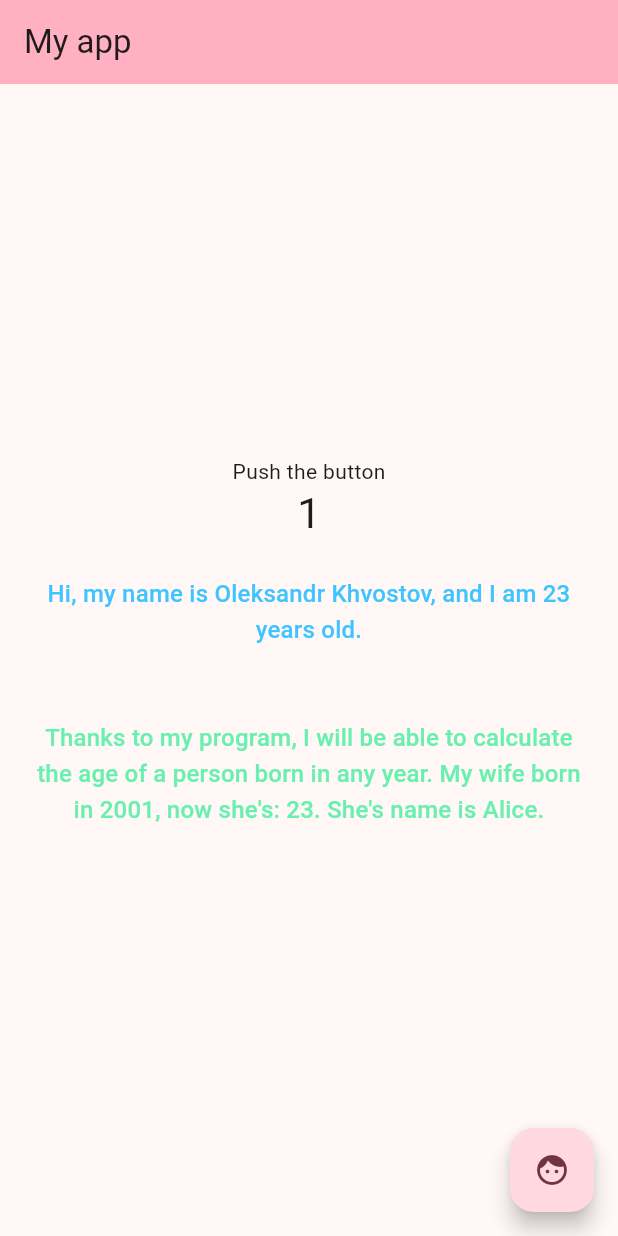
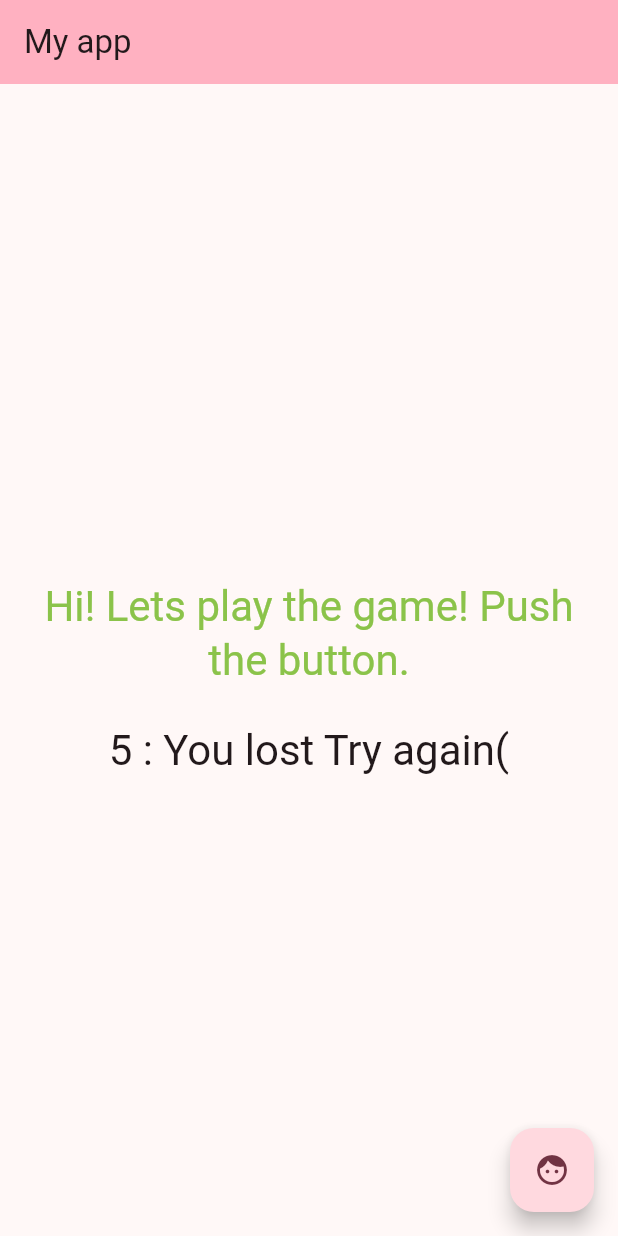
Before and after one commit to EraSerTM01/flutterProject, a Flutter app: the screen it shows after launch, after a tap on the "face" icon, on a phone screen of 412 x 824 dp. Run offline on Flutter 3.47's test engine with Material 3 defaults, Android fonts, the phone set to English and light mode, and no system bars; accounts and stored records are empty.

Commit message:
feat: add work with collections, mixin, constructors, assert, lambda,closures func, syntactic sugar

```diff
--- a/lib/main.dart
+++ b/lib/main.dart
@@ -1,6 +1,8 @@
 import 'package:flutter/cupertino.dart';
 import 'package:flutter/material.dart';
 import 'user.dart';
+import 'dart:math';
+
 void main() {
   runApp(const MyApp());
 }
@@ -8,27 +10,11 @@ void main() {
 class MyApp extends StatelessWidget {
   const MyApp({super.key});
 
-  // This widget is the root of your application.
   @override
   Widget build(BuildContext context) {
     return MaterialApp(
       title: 'Flutter Demo',
       theme: ThemeData(
-        // This is the theme of your application.
-        //
-        // TRY THIS: Try running your application with "flutter run". You'll see
-        // the application has a purple toolbar. Then, without quitting the app,
-        // try changing the seedColor in the colorScheme below to Colors.green
-        // and then invoke "hot reload" (save your changes or press the "hot
-        // reload" button in a Flutter-supported IDE, or press "r" if you used
-        // the command line to start the app).
-        //
-        // Notice that the counter didn't reset back to zero; the application
-        // state is not lost during the reload. To reset the state, use hot
-        // restart instead.
-        //
-        // This works for code too, not just values: Most code changes can be
-        // tested with just a hot reload.
         colorScheme: ColorScheme.fromSeed(seedColor: Colors.pinkAccent),
         useMaterial3: true,
       ),
@@ -40,15 +26,6 @@ class MyApp extends StatelessWidget {
 class MyHomePage extends StatefulWidget {
   const MyHomePage({super.key, required this.title});
 
-  // This widget is the home page of your application. It is stateful, meaning
-  // that it has a State object (defined below) that contains fields that affect
-  // how it looks.
-
-  // This class is the configuration for the state. It holds the values (in this
-  // case the title) provided by the parent (in this case the App widget) and
-  // used by the build method of the State. Fields in a Widget subclass are
-  // always marked "final".
-
   final String title;
 
   @override
@@ -56,97 +33,86 @@ class MyHomePage extends StatefulWidget {
 }
 
 class _MyHomePageState extends State<MyHomePage> {
-  int _counter = 0;
+  late User user;
+  late User user2;
+  late User user3;
+  late int birthYear;
+  late String randomString;
 
-  void _incrementCounter() {
-    setState(() {
-      // This call to setState tells the Flutter framework that something has
-      // changed in this State, which causes it to rerun the build method below
-      // so that the display can reflect the updated values. If we changed
-      // _counter without calling setState(), then the build method would not be
-      // called again, and so nothing would appear to happen.
-      _counter++;
-    });
+  @override
+  void initState() {
+    super.initState();
+
+    user = User('Oleksandr Khvostov', 23);
+    birthYear = 2001;
+    user2 = User.fromBirthYear(birthYear);
+    randomString = '';
+    user3 = User.withAdultAge('Oleg');
+    print(user3.log('Hi, my name is ' + user3.name + '.' + ' I am adult.'));
+    Function usersEatApple = user3.eatApple();
+    usersEatApple();
   }
 
   @override
   Widget build(BuildContext context) {
-    var user = User('Oleksandr Khvostov' , 23);
-    var birthYear = 2001;
-    var user2 = User.fromBirthYear(birthYear);
-    user2.name = 'Alice';
-    // This method is rerun every time setState is called, for instance as done
-    // by the _incrementCounter method above.
-    //
-    // The Flutter framework has been optimized to make rerunning build methods
-    // fast, so that you can just rebuild anything that needs updating rather
-    // than having to individually change instances of widgets.
     return Scaffold(
       appBar: AppBar(
-        // TRY THIS: Try changing the color here to a specific color (to
-        // Colors.amber, perhaps?) and trigger a hot reload to see the AppBar
-        // change color while the other colors stay the same.
         backgroundColor: Theme.of(context).colorScheme.inversePrimary,
-        // Here we take the value from the MyHomePage object that was created by
-        // the App.build method, and use it to set our appbar title.
         title: Text(widget.title),
       ),
       body: Center(
-        // Center is a layout widget. It takes a single child and positions it
-        // in the middle of the parent.
         child: Column(
-          // Column is also a layout widget. It takes a list of children and
-          // arranges them vertically. By default, it sizes itself to fit its
-          // children horizontally, and tries to be as tall as its parent.
-          //
-          // Column has various properties to control how it sizes itself and
-          // how it positions its children. Here we use mainAxisAlignment to
-          // center the children vertically; the main axis here is the vertical
-          // axis because Columns are vertical (the cross axis would be
-          // horizontal).
-          //
-          // TRY THIS: Invoke "debug painting" (choose the "Toggle Debug Paint"
-          // action in the IDE, or press "p" in the console), to see the
-          // wireframe for each widget.
           mainAxisAlignment: MainAxisAlignment.center,
           children: <Widget>[
-            const Text(
-              'Push the button',
-            ),
-            Text(
-              '$_counter',
-              style: Theme.of(context).textTheme.headlineMedium,
-            ),
             Padding(
               padding: EdgeInsets.all(24.0),
               child: Text(
-                user.sayHello() ?? "",
-                style: Theme.of(context).textTheme.subtitle1?.copyWith(
-                  color: Colors.lightBlueAccent,
-                ),
+                'Hi! Lets play the game! Push the button.',
+                style: Theme.of(context).textTheme.headlineMedium?.copyWith(
+                      color: Colors.lightGreen,
+                    ),
                 textAlign: TextAlign.center,
               ),
-
             ),
-            Padding(
-                padding:EdgeInsets.all(24.0),
-              child: Text(
-                'Thanks to my program, I will be able to calculate the age of a person born in any year. My wife born in $birthYear, now she\'s: ' + user2.age.toString() + '. She\'s name is ' + user2.name + '.',
-                style: Theme.of(context).textTheme.subtitle1?.copyWith(
-                  color: Colors.greenAccent,
-                ),
-                  textAlign: TextAlign.center,
-              )
-
-            )
+            FutureBuilder<String>(
+              future: generateRandomMessage(),
+              builder: (context, snapshot) {
+                if (snapshot.connectionState == ConnectionState.waiting) {
+                  return CircularProgressIndicator();
+                } else if (snapshot.hasError) {
+                  return Text('Error: ${snapshot.error}');
+                } else {
+                  return Column(
+                    children: [
+                      Text(
+                        snapshot.data!,
+                        style: Theme.of(context).textTheme.headlineMedium,
+                      ),
+                    ],
+                  );
+                }
+              },
+            ),
           ],
         ),
       ),
       floatingActionButton: FloatingActionButton(
-        onPressed: _incrementCounter,
+        onPressed: () => setState(() {
+          int randomNumber = Random().nextInt(8) + 1;
+          List<String> phrases = ['You won!', 'You lost']..shuffle();
+          assert(phrases.length == 2, 'Invalid count of phrases!');
+          randomString =
+              '$randomNumber : ${phrases[0]} ${phrases[0] == 'You won!' ? 'Congratulations!' : 'Try again('}';
+        }),
         tooltip: 'Increment',
         child: const Icon(Icons.face),
-      ), // This trailing comma makes auto-formatting nicer for build methods.
+      ),
     );
   }
+
+  Future<String> generateRandomMessage() async {
+    await Future.delayed(Duration(seconds: 0));
+
+    return randomString;
+  }
 }
--- a/lib/user.dart
+++ b/lib/user.dart
@@ -1,4 +1,12 @@
-class User {
+import 'dart:math';
+
+mixin LoggerMixin {
+  String log(String message) {
+    return 'LOG: $message';
+  }
+}
+
+class User with LoggerMixin {
   String _name = "Unknown";
   int _age = 100;
 
@@ -6,6 +14,10 @@ User(this._name, this._age);
 
   User.fromBirthYear(int birthYear) {
     _age = DateTime.now().year - birthYear;
+  }
+
+  factory User.withAdultAge(String name) {
+    return User(name, 18);
   }
 
   String get name => _name;
@@ -20,10 +32,27 @@ set age(int newAge) {
     _age = newAge;
   }
 
-
   String sayHello() {
     return 'Hi, my name is $_name, and I am $_age years old.';
-
   }
 
+  Function eatApple() {
+    Map<String, int> appleVarieties = {
+      'Red Delicious': 52,
+      'Granny Smith': 47,
+      'Honeycrisp': 80,
+      'Fuji': 61,
+      'Gala': 61,
+    };
+    void getApple() {
+      randomKey(Map map) =>
+          map.keys.elementAt(new Random().nextInt(map.length));
+      var apple = randomKey(appleVarieties);
+      print('I ate an $apple and its calorie count is: ' +
+          appleVarieties[apple].toString() +
+          '.');
     }
+
+    return getApple;
+  }
+}
```
Lines whose indentation alone changed are shown as unchanged.
